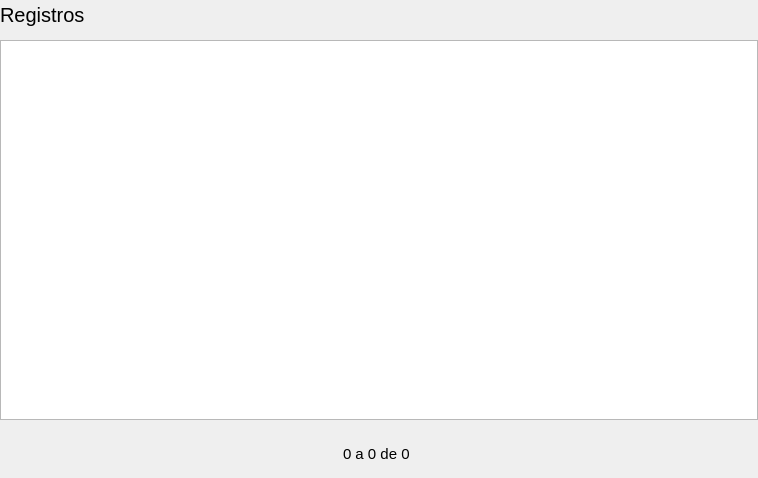
First picture: the form in FinancesApp/src/ui/RegForm.ui, repository iagoofelipe/Finances, before the edit.
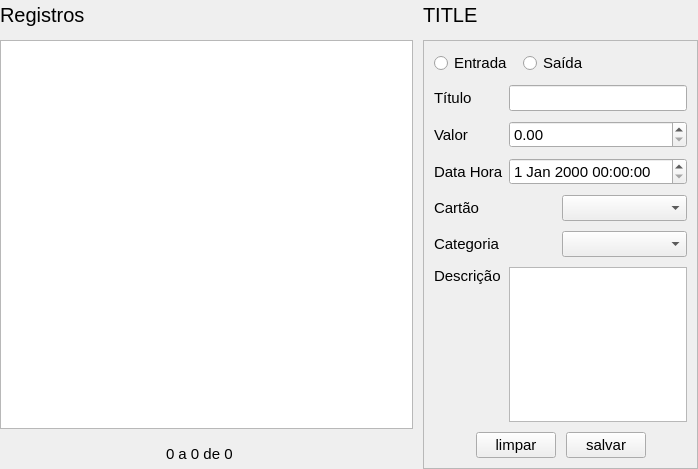
Second picture: the form after the edit. Icons and pictures are not drawn.

Patch:
```diff
--- a/FinancesApp/src/ui/RegForm.ui
+++ b/FinancesApp/src/ui/RegForm.ui
@@ -6,8 +6,8 @@
    <rect>
     <x>0</x>
     <y>0</y>
-    <width>758</width>
-    <height>478</height>
+    <width>698</width>
+    <height>469</height>
    </rect>
   </property>
   <property name="font">
@@ -19,6 +19,30 @@
   <property name="windowTitle">
    <string>Form</string>
   </property>
+  <property name="styleSheet">
+   <string notr="true"/>
+  </property>
+  <layout class="QHBoxLayout" name="horizontalLayout_4" stretch="3,2">
+   <property name="spacing">
+    <number>10</number>
+   </property>
+   <property name="leftMargin">
+    <number>0</number>
+   </property>
+   <property name="topMargin">
+    <number>0</number>
+   </property>
+   <property name="rightMargin">
+    <number>0</number>
+   </property>
+   <property name="bottomMargin">
+    <number>0</number>
+   </property>
+   <item>
+    <widget class="QWidget" name="widget_3" native="true">
+     <property name="styleSheet">
+      <string notr="true">QPushButton { background-color: transparent; padding: 5 }</string>
+     </property>
   <layout class="QVBoxLayout" name="verticalLayout">
    <property name="spacing">
     <number>10</number>
@@ -37,9 +61,6 @@
    </property>
    <item>
     <widget class="QWidget" name="widget_2" native="true">
-     <property name="styleSheet">
-      <string notr="true">QPushButton { background-color: transparent; padding: 5 }</string>
-     </property>
      <layout class="QHBoxLayout" name="horizontalLayout_2">
       <property name="spacing">
        <number>2</number>
@@ -75,7 +96,7 @@
         </property>
         <property name="sizeHint" stdset="0">
          <size>
-          <width>499</width>
+             <width>113</width>
           <height>20</height>
          </size>
         </property>
@@ -169,12 +190,21 @@
    </item>
    <item>
     <widget class="QWidget" name="widget" native="true">
-     <property name="styleSheet">
-      <string notr="true">QPushButton { background-color: transparent; padding: 5 }</string>
-     </property>
      <layout class="QHBoxLayout" name="horizontalLayout">
       <property name="spacing">
-       <number>10</number>
+          <number>2</number>
+         </property>
+         <property name="leftMargin">
+          <number>0</number>
+         </property>
+         <property name="topMargin">
+          <number>0</number>
+         </property>
+         <property name="rightMargin">
+          <number>0</number>
+         </property>
+         <property name="bottomMargin">
+          <number>0</number>
       </property>
       <item>
        <spacer name="horizontalSpacer">
@@ -211,6 +241,12 @@
       </item>
       <item>
        <widget class="QLabel" name="label_2">
+           <property name="font">
+            <font>
+             <family>Segoe UI</family>
+             <pointsize>11</pointsize>
+            </font>
+           </property>
         <property name="text">
          <string>0 a 0 de 0</string>
         </property>
@@ -243,11 +279,479 @@
         </property>
         <property name="sizeHint" stdset="0">
          <size>
-          <width>277</width>
+             <width>126</width>
           <height>20</height>
          </size>
         </property>
        </spacer>
+         </item>
+        </layout>
+       </widget>
+      </item>
+     </layout>
+    </widget>
+   </item>
+   <item>
+    <widget class="QWidget" name="widget_4" native="true">
+     <layout class="QVBoxLayout" name="verticalLayout_2" stretch="0,1">
+      <property name="spacing">
+       <number>10</number>
+      </property>
+      <property name="leftMargin">
+       <number>0</number>
+      </property>
+      <property name="topMargin">
+       <number>0</number>
+      </property>
+      <property name="rightMargin">
+       <number>0</number>
+      </property>
+      <property name="bottomMargin">
+       <number>0</number>
+      </property>
+      <item>
+       <widget class="QWidget" name="widget_6" native="true">
+        <property name="styleSheet">
+         <string notr="true">QPushButton { background-color: transparent; padding: 5 }</string>
+        </property>
+        <layout class="QHBoxLayout" name="horizontalLayout_5">
+         <property name="spacing">
+          <number>10</number>
+         </property>
+         <property name="leftMargin">
+          <number>0</number>
+         </property>
+         <property name="topMargin">
+          <number>0</number>
+         </property>
+         <property name="rightMargin">
+          <number>0</number>
+         </property>
+         <property name="bottomMargin">
+          <number>0</number>
+         </property>
+         <item>
+          <widget class="QLabel" name="label_3">
+           <property name="sizePolicy">
+            <sizepolicy hsizetype="Preferred" vsizetype="Fixed">
+             <horstretch>0</horstretch>
+             <verstretch>0</verstretch>
+            </sizepolicy>
+           </property>
+           <property name="font">
+            <font>
+             <family>Segoe UI</family>
+             <pointsize>15</pointsize>
+            </font>
+           </property>
+           <property name="text">
+            <string>TITLE</string>
+           </property>
+          </widget>
+         </item>
+         <item>
+          <spacer name="horizontalSpacer_5">
+           <property name="orientation">
+            <enum>Qt::Horizontal</enum>
+           </property>
+           <property name="sizeHint" stdset="0">
+            <size>
+             <width>40</width>
+             <height>20</height>
+            </size>
+           </property>
+          </spacer>
+         </item>
+         <item>
+          <widget class="QPushButton" name="btnHide">
+           <property name="toolTip">
+            <string>ocultar</string>
+           </property>
+           <property name="styleSheet">
+            <string notr="true"/>
+           </property>
+           <property name="icon">
+            <iconset resource="resource.qrc">
+             <normaloff>:/root/imgs/light-eye-slash.svg</normaloff>:/root/imgs/light-eye-slash.svg</iconset>
+           </property>
+           <property name="iconSize">
+            <size>
+             <width>25</width>
+             <height>25</height>
+            </size>
+           </property>
+           <property name="flat">
+            <bool>true</bool>
+           </property>
+          </widget>
+         </item>
+        </layout>
+       </widget>
+      </item>
+      <item>
+       <widget class="QFrame" name="frame">
+        <property name="frameShape">
+         <enum>QFrame::StyledPanel</enum>
+        </property>
+        <property name="frameShadow">
+         <enum>QFrame::Raised</enum>
+        </property>
+        <layout class="QGridLayout" name="gridLayout" columnstretch="0,0,1">
+         <property name="leftMargin">
+          <number>10</number>
+         </property>
+         <property name="topMargin">
+          <number>10</number>
+         </property>
+         <property name="rightMargin">
+          <number>10</number>
+         </property>
+         <property name="bottomMargin">
+          <number>10</number>
+         </property>
+         <property name="horizontalSpacing">
+          <number>5</number>
+         </property>
+         <property name="verticalSpacing">
+          <number>10</number>
+         </property>
+         <item row="6" column="0">
+          <widget class="QLabel" name="label_7">
+           <property name="sizePolicy">
+            <sizepolicy hsizetype="Preferred" vsizetype="Fixed">
+             <horstretch>0</horstretch>
+             <verstretch>0</verstretch>
+            </sizepolicy>
+           </property>
+           <property name="font">
+            <font>
+             <family>Segoe UI</family>
+             <pointsize>11</pointsize>
+            </font>
+           </property>
+           <property name="text">
+            <string>Descrição</string>
+           </property>
+          </widget>
+         </item>
+         <item row="4" column="1">
+          <widget class="QPushButton" name="btnAddCard">
+           <property name="font">
+            <font>
+             <family>Segoe UI</family>
+             <pointsize>11</pointsize>
+            </font>
+           </property>
+           <property name="toolTip">
+            <string>adicionar novo cartão</string>
+           </property>
+           <property name="styleSheet">
+            <string notr="true">background-color: transparent</string>
+           </property>
+           <property name="icon">
+            <iconset resource="resource.qrc">
+             <normaloff>:/root/imgs/light-plus.svg</normaloff>:/root/imgs/light-plus.svg</iconset>
+           </property>
+           <property name="iconSize">
+            <size>
+             <width>25</width>
+             <height>25</height>
+            </size>
+           </property>
+           <property name="flat">
+            <bool>true</bool>
+           </property>
+          </widget>
+         </item>
+         <item row="5" column="0">
+          <widget class="QLabel" name="label_9">
+           <property name="font">
+            <font>
+             <family>Segoe UI</family>
+             <pointsize>11</pointsize>
+            </font>
+           </property>
+           <property name="text">
+            <string>Categoria</string>
+           </property>
+          </widget>
+         </item>
+         <item row="5" column="1">
+          <widget class="QPushButton" name="btnAddCat">
+           <property name="font">
+            <font>
+             <family>Segoe UI</family>
+             <pointsize>11</pointsize>
+            </font>
+           </property>
+           <property name="toolTip">
+            <string>adicionar nova categoria</string>
+           </property>
+           <property name="styleSheet">
+            <string notr="true">background-color: transparent</string>
+           </property>
+           <property name="icon">
+            <iconset resource="resource.qrc">
+             <normaloff>:/root/imgs/light-plus.svg</normaloff>:/root/imgs/light-plus.svg</iconset>
+           </property>
+           <property name="iconSize">
+            <size>
+             <width>25</width>
+             <height>25</height>
+            </size>
+           </property>
+           <property name="flat">
+            <bool>true</bool>
+           </property>
+          </widget>
+         </item>
+         <item row="4" column="2">
+          <widget class="QComboBox" name="comboBox_2">
+           <property name="font">
+            <font>
+             <family>Segoe UI</family>
+             <pointsize>11</pointsize>
+            </font>
+           </property>
+          </widget>
+         </item>
+         <item row="5" column="2">
+          <widget class="QComboBox" name="comboBox">
+           <property name="font">
+            <font>
+             <family>Segoe UI</family>
+             <pointsize>11</pointsize>
+            </font>
+           </property>
+          </widget>
+         </item>
+         <item row="1" column="0">
+          <widget class="QLabel" name="label_5">
+           <property name="font">
+            <font>
+             <family>Segoe UI</family>
+             <pointsize>11</pointsize>
+            </font>
+           </property>
+           <property name="text">
+            <string>Título</string>
+           </property>
+          </widget>
+         </item>
+         <item row="1" column="1" colspan="2">
+          <widget class="QLineEdit" name="lineEdit">
+           <property name="font">
+            <font>
+             <family>Segoe UI</family>
+             <pointsize>11</pointsize>
+            </font>
+           </property>
+          </widget>
+         </item>
+         <item row="3" column="1" colspan="2">
+          <widget class="QDateTimeEdit" name="dateTimeEdit">
+           <property name="font">
+            <font>
+             <family>Segoe UI</family>
+             <pointsize>11</pointsize>
+            </font>
+           </property>
+          </widget>
+         </item>
+         <item row="4" column="0">
+          <widget class="QLabel" name="label_8">
+           <property name="font">
+            <font>
+             <family>Segoe UI</family>
+             <pointsize>11</pointsize>
+            </font>
+           </property>
+           <property name="text">
+            <string>Cartão</string>
+           </property>
+          </widget>
+         </item>
+         <item row="2" column="0">
+          <widget class="QLabel" name="label_4">
+           <property name="font">
+            <font>
+             <family>Segoe UI</family>
+             <pointsize>11</pointsize>
+            </font>
+           </property>
+           <property name="text">
+            <string>Valor</string>
+           </property>
+          </widget>
+         </item>
+         <item row="2" column="1" colspan="2">
+          <widget class="QDoubleSpinBox" name="doubleSpinBox">
+           <property name="font">
+            <font>
+             <family>Segoe UI</family>
+             <pointsize>11</pointsize>
+            </font>
+           </property>
+          </widget>
+         </item>
+         <item row="3" column="0">
+          <widget class="QLabel" name="label_6">
+           <property name="font">
+            <font>
+             <family>Segoe UI</family>
+             <pointsize>11</pointsize>
+            </font>
+           </property>
+           <property name="text">
+            <string>Data Hora</string>
+           </property>
+          </widget>
+         </item>
+         <item row="8" column="0" colspan="3">
+          <widget class="QWidget" name="widget_7" native="true">
+           <property name="sizePolicy">
+            <sizepolicy hsizetype="Preferred" vsizetype="Fixed">
+             <horstretch>0</horstretch>
+             <verstretch>0</verstretch>
+            </sizepolicy>
+           </property>
+           <layout class="QHBoxLayout" name="horizontalLayout_6">
+            <property name="spacing">
+             <number>10</number>
+            </property>
+            <property name="leftMargin">
+             <number>0</number>
+            </property>
+            <property name="topMargin">
+             <number>0</number>
+            </property>
+            <property name="rightMargin">
+             <number>0</number>
+            </property>
+            <property name="bottomMargin">
+             <number>0</number>
+            </property>
+            <item>
+             <spacer name="horizontalSpacer_6">
+              <property name="orientation">
+               <enum>Qt::Horizontal</enum>
+              </property>
+              <property name="sizeHint" stdset="0">
+               <size>
+                <width>40</width>
+                <height>20</height>
+               </size>
+              </property>
+             </spacer>
+            </item>
+            <item>
+             <widget class="QPushButton" name="btnClear">
+              <property name="text">
+               <string>limpar</string>
+              </property>
+             </widget>
+            </item>
+            <item>
+             <widget class="QPushButton" name="btnSave">
+              <property name="text">
+               <string>salvar</string>
+              </property>
+             </widget>
+            </item>
+            <item>
+             <spacer name="horizontalSpacer_7">
+              <property name="orientation">
+               <enum>Qt::Horizontal</enum>
+              </property>
+              <property name="sizeHint" stdset="0">
+               <size>
+                <width>40</width>
+                <height>20</height>
+               </size>
+              </property>
+             </spacer>
+            </item>
+           </layout>
+          </widget>
+         </item>
+         <item row="0" column="0" colspan="3">
+          <widget class="QWidget" name="widget_5" native="true">
+           <property name="sizePolicy">
+            <sizepolicy hsizetype="Preferred" vsizetype="Fixed">
+             <horstretch>0</horstretch>
+             <verstretch>0</verstretch>
+            </sizepolicy>
+           </property>
+           <layout class="QHBoxLayout" name="horizontalLayout_3">
+            <property name="spacing">
+             <number>10</number>
+            </property>
+            <property name="leftMargin">
+             <number>0</number>
+            </property>
+            <property name="topMargin">
+             <number>0</number>
+            </property>
+            <property name="rightMargin">
+             <number>0</number>
+            </property>
+            <property name="bottomMargin">
+             <number>0</number>
+            </property>
+            <item>
+             <widget class="QRadioButton" name="radioButton">
+              <property name="font">
+               <font>
+                <family>Segoe UI</family>
+                <pointsize>11</pointsize>
+               </font>
+              </property>
+              <property name="text">
+               <string>Entrada</string>
+              </property>
+             </widget>
+            </item>
+            <item>
+             <widget class="QRadioButton" name="radioButton_2">
+              <property name="font">
+               <font>
+                <family>Segoe UI</family>
+                <pointsize>11</pointsize>
+               </font>
+              </property>
+              <property name="text">
+               <string>Saída</string>
+              </property>
+             </widget>
+            </item>
+            <item>
+             <spacer name="horizontalSpacer_4">
+              <property name="orientation">
+               <enum>Qt::Horizontal</enum>
+              </property>
+              <property name="sizeHint" stdset="0">
+               <size>
+                <width>40</width>
+                <height>20</height>
+               </size>
+              </property>
+             </spacer>
+            </item>
+           </layout>
+          </widget>
+         </item>
+         <item row="6" column="1" rowspan="2" colspan="2">
+          <widget class="QPlainTextEdit" name="plainTextEdit">
+           <property name="font">
+            <font>
+             <family>Segoe UI</family>
+             <pointsize>11</pointsize>
+            </font>
+           </property>
+          </widget>
+         </item>
+        </layout>
+       </widget>
       </item>
      </layout>
     </widget>
```
Left out of the diff: 30 changed lines with no effect on the pictures. Lines whose indentation alone changed are shown as unchanged.
